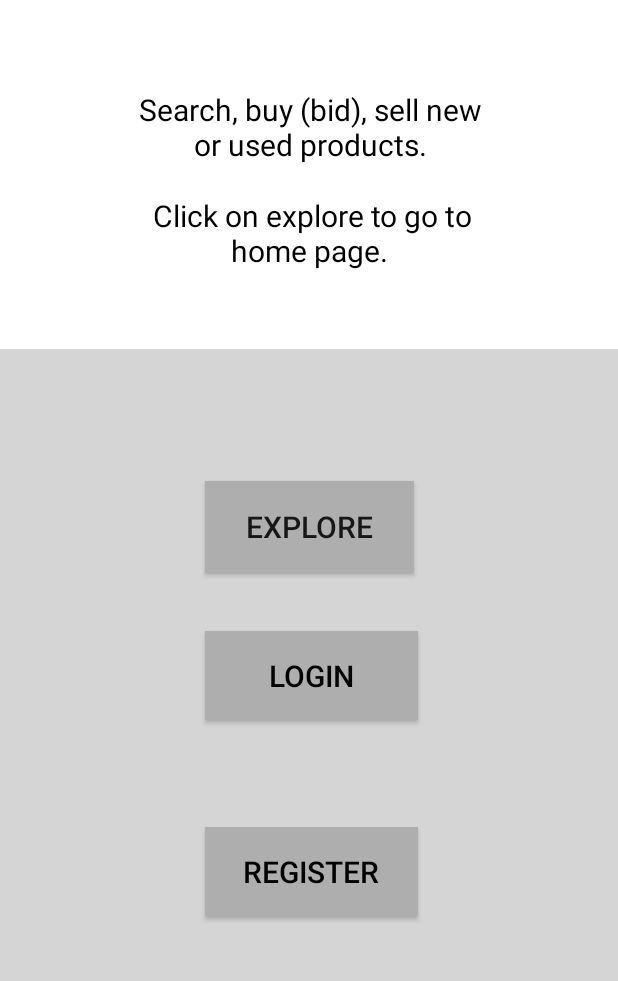
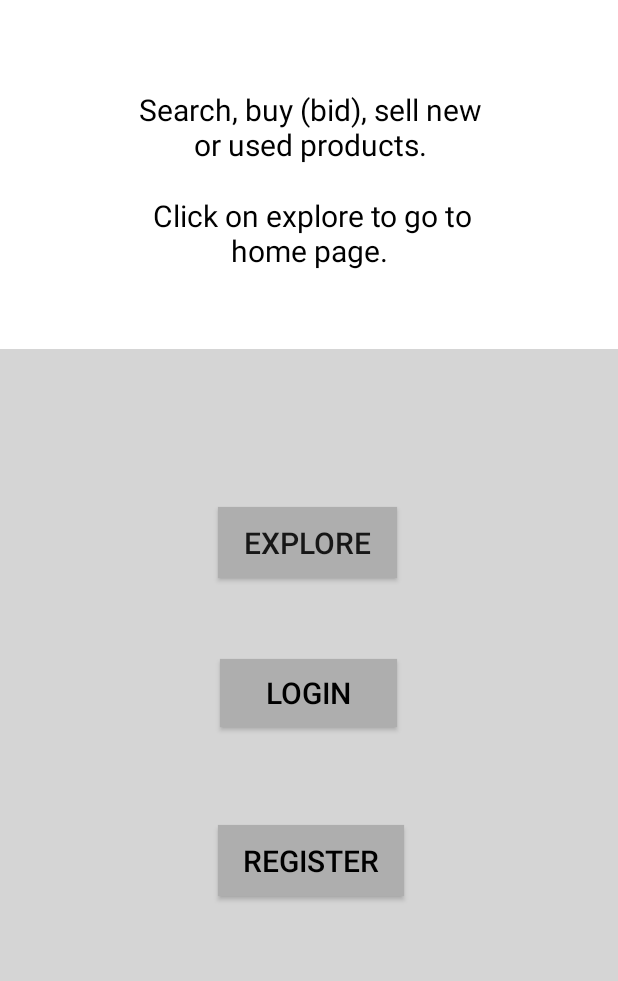
Before and after one commit to Rhushabh121/Fair-Price-Application, an Android app: the HomepageActivity screen opened directly, with no data from a screen before it, on a phone screen of 412 x 824 dp, the part 215-1196 px from its top. Run offline under Robolectric (Android 15) with nearby library versions, the phone set to English and light mode, and no system bars.

Commit message:
Explore, Home buttons working. Fixing Login button to make view appear on click. Shows blank currently

```diff
--- a/app/src/main/java/comp3350/fairprice/presentation/HomepageActivity.java
+++ b/app/src/main/java/comp3350/fairprice/presentation/HomepageActivity.java
@@ -8,6 +8,8 @@ import android.view.View;
 
 import comp3350.fairprice.R;
 import comp3350.fairprice.presentation.MainActivity;
+import comp3350.fairprice.presentation.Login;
+
 
 public class HomepageActivity extends AppCompatActivity {
 
@@ -21,12 +23,25 @@ public class HomepageActivity extends AppCompatActivity {
      * this function on button click will open the main
      * page where all the products are listed
      */
-    public void openMain(View view) {
+    public void openLogin(View view) {
+
+        Intent intent = new Intent(this, Login.class);
+        startActivity(intent);
+
+    }
+
+
+    /**
+     * this function on "Login" button click will open the login
+     * page for user to enter username and password.
+     */
+    public void openRegister(View view) {
 
         Intent intent = new Intent(this, MainActivity.class);
         startActivity(intent);
 
-
     }
 
+
+
 }
--- a/app/src/main/res/layout/activity_homepage.xml
+++ b/app/src/main/res/layout/activity_homepage.xml
@@ -12,39 +12,42 @@
 
         <Button
             android:id="@+id/button2"
-            android:layout_width="139dp"
-            android:layout_height="61dp"
+            android:layout_width="119dp"
+            android:layout_height="47dp"
             android:background="#AEAEAE"
             android:onClick="openMain"
             android:text="Explore"
             android:textSize="20sp"
             app:layout_constraintBottom_toBottomOf="parent"
             app:layout_constraintEnd_toEndOf="parent"
+            app:layout_constraintHorizontal_bias="0.496"
             app:layout_constraintStart_toStartOf="parent"
             app:layout_constraintTop_toBottomOf="@+id/constraintLayout2"
-            app:layout_constraintVertical_bias="0.228" />
+            app:layout_constraintVertical_bias="0.263" />
 
         <Button
             android:id="@+id/button4"
-            android:layout_width="142dp"
-            android:layout_height="59dp"
+            android:layout_width="118dp"
+            android:layout_height="45dp"
             android:background="#AEAEAE"
+            android:onClick="openLogin"
             android:text="Login"
             android:textAlignment="center"
             android:textColor="#000000"
             android:textSize="20sp"
             app:layout_constraintBottom_toBottomOf="parent"
             app:layout_constraintEnd_toEndOf="parent"
-            app:layout_constraintHorizontal_bias="0.505"
+            app:layout_constraintHorizontal_bias="0.498"
             app:layout_constraintStart_toStartOf="parent"
             app:layout_constraintTop_toBottomOf="@+id/button2"
-            app:layout_constraintVertical_bias="0.161" />
+            app:layout_constraintVertical_bias="0.215" />
 
         <Button
             android:id="@+id/button3"
-            android:layout_width="142dp"
-            android:layout_height="59dp"
+            android:layout_width="124dp"
+            android:layout_height="47dp"
             android:background="#AEAEAE"
+            android:onClick="openRegister"
             android:text="Register"
             android:textAlignment="center"
             android:textColor="#000000"
@@ -54,7 +57,7 @@
             app:layout_constraintHorizontal_bias="0.505"
             app:layout_constraintStart_toStartOf="parent"
             app:layout_constraintTop_toBottomOf="@+id/button2"
-            app:layout_constraintVertical_bias="0.706" />
+            app:layout_constraintVertical_bias="0.664" />
 
         <androidx.constraintlayout.widget.ConstraintLayout
             android:id="@+id/constraintLayout2"
```
